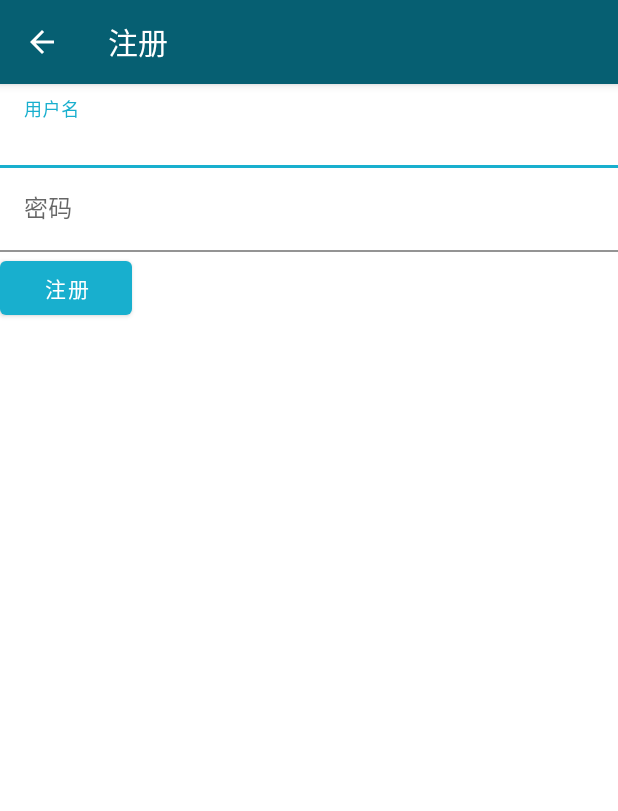
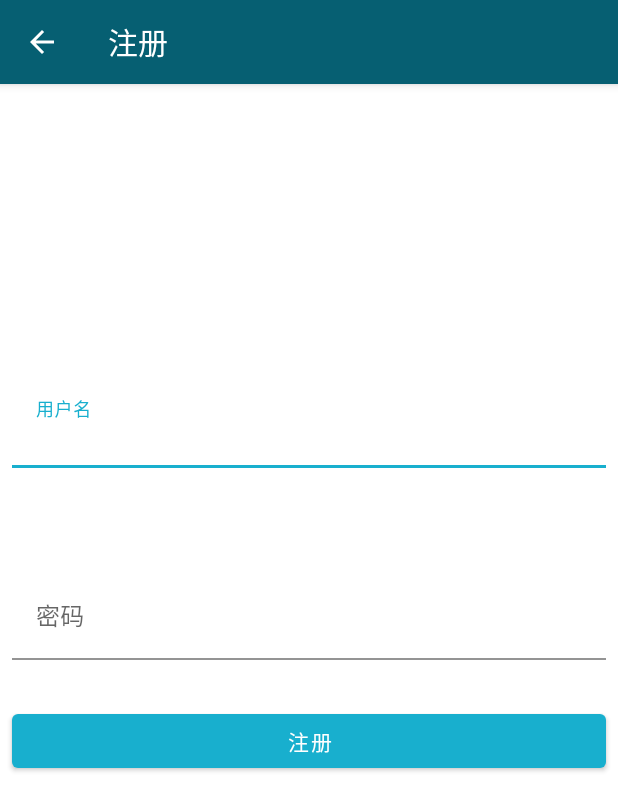
Before and after one commit to Haylen-Z/taohub, an Android app: the RegisterActivity screen opened directly, with no data from a screen before it, on a phone screen of 412 x 824 dp. Shown: the top 811 px of the screen. Run offline under Robolectric (Android 15) with nearby library versions, the phone set to English and light mode, and no system bars; our stand-ins replace Room's generated code, RxJava.

Commit message:
修改登录注册UI

```diff
--- a/app/src/main/res/layout/activity_register.xml
+++ b/app/src/main/res/layout/activity_register.xml
@@ -14,12 +14,23 @@
         android:layout_width="match_parent"
         android:layout_height="?android:actionBarSize"/>
 
+    <com.google.android.material.circularreveal.CircularRevealRelativeLayout
+        android:layout_width="match_parent"
+        android:layout_height="0dp"
+        android:layout_weight="1"
+        android:orientation="vertical"
+        >
+
         <com.google.android.material.textfield.TextInputLayout
             android:id="@+id/username"
             android:hint="用户名"
             app:boxBackgroundColor="@color/design_default_color_background"
             android:layout_width="match_parent"
-        android:layout_height="wrap_content">
+            android:layout_marginTop="200dp"
+            android:layout_height="wrap_content"
+            android:layout_marginLeft="8dp"
+            android:layout_marginRight="8dp"
+            >
 
             <com.google.android.material.textfield.TextInputEditText
                 android:layout_width="match_parent"
@@ -27,26 +38,46 @@
 
         </com.google.android.material.textfield.TextInputLayout>
 
-
         <com.google.android.material.textfield.TextInputLayout
             android:id="@+id/password"
             android:hint="密码"
             app:boxBackgroundColor="@color/design_default_color_background"
+            android:layout_alignParentBottom="true"
             android:layout_width="match_parent"
-        android:layout_height="wrap_content">
+            android:layout_height="wrap_content"
+            android:layout_marginLeft="8dp"
+            android:layout_marginRight="8dp">
 
             <com.google.android.material.textfield.TextInputEditText
+                android:layout_width="match_parent"
                 android:inputType="textPassword"
-            android:layout_width="match_parent"
                 android:layout_height="wrap_content" />
 
         </com.google.android.material.textfield.TextInputLayout>
 
+
+    </com.google.android.material.circularreveal.CircularRevealRelativeLayout>
+
+
+    <androidx.appcompat.widget.LinearLayoutCompat
+        android:layout_width="match_parent"
+        android:layout_height="0dp"
+        android:layout_weight="1"
+        android:orientation="vertical">
+
+
         <com.google.android.material.button.MaterialButton
             android:id="@+id/register"
             android:onClick="onRegisterButtonClick"
-        android:layout_width="wrap_content"
+            android:layout_marginTop="30dp"
+            android:layout_width="match_parent"
             android:layout_height="wrap_content"
-        android:text="注册" />
+            android:layout_marginLeft="8dp"
+            android:layout_marginRight="8dp"
+            android:text="注册"/>
 
     </androidx.appcompat.widget.LinearLayoutCompat>
+
+
+
+</androidx.appcompat.widget.LinearLayoutCompat>
```
Also changed, not shown: app/src/main/res/layout/activity_login.xml (+36 -6 lines). Lines whose indentation alone changed are shown as unchanged.
